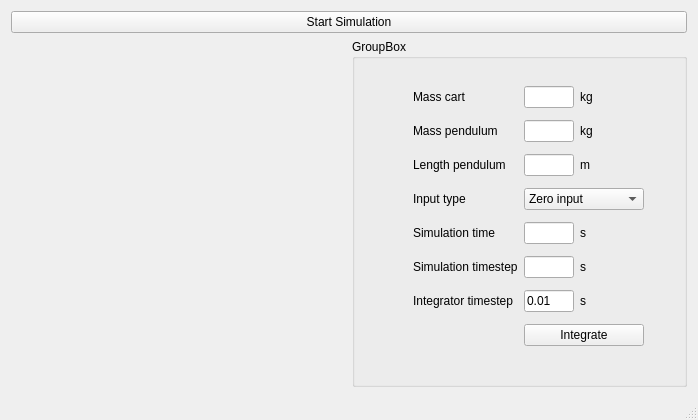
Qt form cpp/lib/gui/mainwindow.ui (darfRaider/PendulumCart) before a commit.
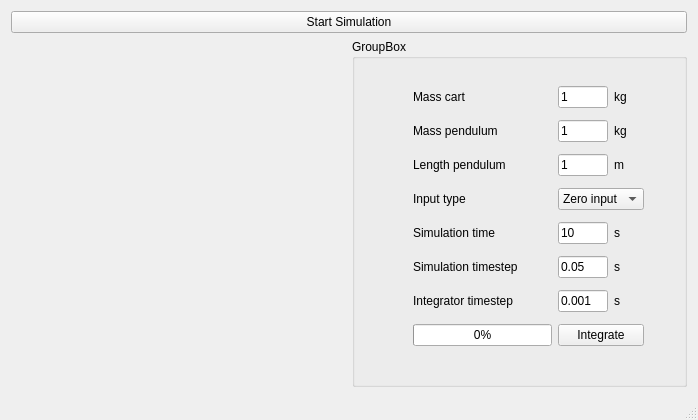
The same form after that commit. Custom widgets are drawn as their Qt base class.

```diff
--- a/cpp/lib/gui/mainwindow.ui
+++ b/cpp/lib/gui/mainwindow.ui
@@ -42,7 +42,7 @@
         <property name="title">
          <string>GroupBox</string>
         </property>
-        <widget class="QWidget" name="">
+        <widget class="QWidget" name="layoutWidget">
          <property name="geometry">
           <rect>
            <x>50</x>
@@ -88,6 +88,9 @@
               <height>16777215</height>
              </size>
             </property>
+            <property name="text">
+             <string>0.05</string>
+            </property>
            </widget>
           </item>
           <item row="5" column="0">
@@ -105,6 +108,9 @@
               <height>16777215</height>
              </size>
             </property>
+            <property name="text">
+             <string>10</string>
+            </property>
            </widget>
           </item>
           <item row="3" column="1" colspan="2">
@@ -134,6 +140,9 @@
               <height>16777215</height>
              </size>
             </property>
+            <property name="text">
+             <string>1</string>
+            </property>
            </widget>
           </item>
           <item row="0" column="1">
@@ -147,6 +156,9 @@
             <property name="styleSheet">
              <string notr="true"/>
             </property>
+            <property name="text">
+             <string>1</string>
+            </property>
            </widget>
           </item>
           <item row="1" column="1">
@@ -160,6 +172,9 @@
             <property name="styleSheet">
              <string notr="true"/>
             </property>
+            <property name="text">
+             <string>1</string>
+            </property>
            </widget>
           </item>
           <item row="3" column="0">
@@ -206,7 +221,7 @@
              </size>
             </property>
             <property name="text">
-             <string>0.01</string>
+             <string>0.001</string>
             </property>
            </widget>
           </item>
@@ -231,6 +246,13 @@
             </property>
            </widget>
           </item>
+          <item row="7" column="0">
+           <widget class="QProgressBar" name="progressBar">
+            <property name="value">
+             <number>0</number>
+            </property>
+           </widget>
+          </item>
          </layout>
         </widget>
        </widget>
```
Left out of the diff: 2 changed lines with no effect on the pictures.
